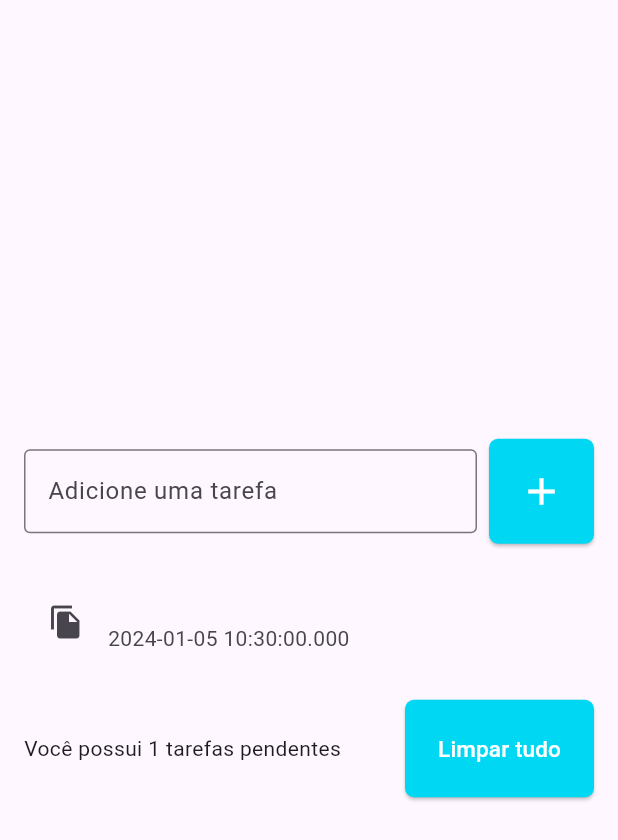
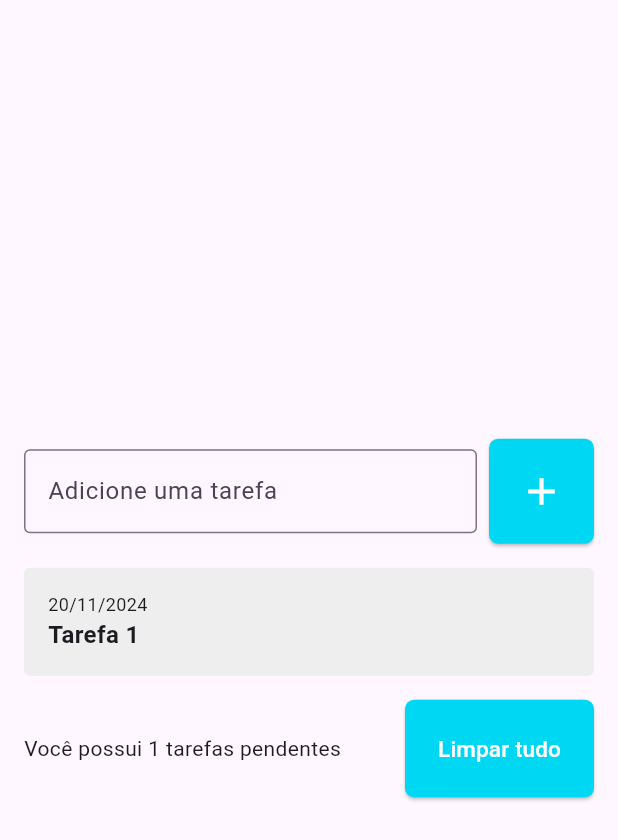
Before and after one commit to mercurio236/todo_list, a Flutter app: the screen it shows after launch, after a tap on the "add" icon, on a phone screen of 412 x 824 dp. Shown: the top 840 px of the screen. Run offline on Flutter 3.47's test engine with Material 3 defaults, Android fonts, the phone set to English and light mode, and no system bars.

Commit message:
feat: criando o widget todo list

```diff
--- a/lib/pages/todo_list.dart
+++ b/lib/pages/todo_list.dart
@@ -1,4 +1,5 @@
 import 'package:flutter/material.dart';
+import 'package:todo_list/widgets/todo_list_item.dart';
 
 class TodoListPage extends StatefulWidget {
   //se precisar ter um estado na página é só transformar a extensão em Stateless
@@ -10,8 +11,6 @@ class TodoListPage extends StatefulWidget {
 
 class _TodoListPageState extends State<TodoListPage> {
   final TextEditingController todoController = TextEditingController();
-
-  final DateTime date = DateTime.now();
 
   List<String> todos = [];
 
@@ -63,16 +62,14 @@ class _TodoListPageState extends State<TodoListPage> {
             SizedBox(
               height: 16,
             ),
-            Flexible(// faz com que ocupe o máximo de tamanho
+            Flexible(
+              // faz com que ocupe o máximo de tamanho
               child: ListView(
                 shrinkWrap: true, //vai fazer o calculo do tamanho da tela
                 children: [
                   for (String todo in todos)
-                    ListTile(
-                      title: Text(todo),
-                      subtitle: Text('$date'),
-                      leading: Icon(Icons.file_copy),
-                    )
+                    TodoListItem()
+
                 ],
               ),
             ),
--- /dev/null
+++ b/lib/widgets/todo_list_item.dart
@@ -0,0 +1,29 @@
+import 'package:flutter/material.dart';
+
+class TodoListItem extends StatelessWidget {
+  TodoListItem({super.key});
+
+  @override
+  Widget build(BuildContext context) {
+    return Container(
+      padding: const EdgeInsets.all(16),
+      decoration: BoxDecoration(
+        borderRadius: BorderRadius.circular(4),
+        color: Colors.grey[200],
+      ),
+      child: Column(
+        crossAxisAlignment: CrossAxisAlignment.start,
+        children: [
+          Text(
+            '20/11/2024',
+            style: TextStyle(fontSize: 12),
+          ),
+          Text(
+            'Tarefa 1',
+            style: TextStyle(fontSize: 16, fontWeight: FontWeight.w600),
+          )
+        ],
+      ),
+    );
+  }
+}
```
